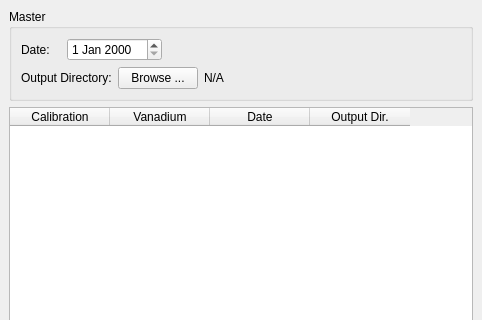
First picture: the form in designer/ui_make_calibration.ui, repository neutrons/addie, before the edit; both pictures show x 0 to 482 and y 0 to 320 of the 482 by 547 pixel window.
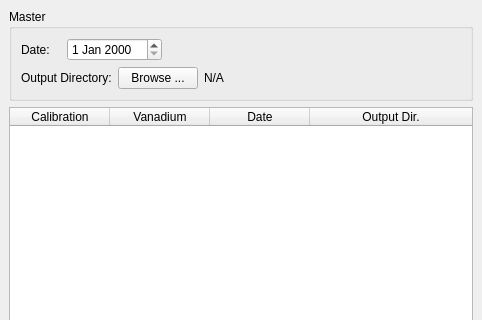
Second picture: the form after the edit.

Commit message: Working on connecting button of run_calibration ui

The edit to the form file:
```diff
--- a/designer/ui_make_calibration.ui
+++ b/designer/ui_make_calibration.ui
@@ -111,6 +111,18 @@
       <property name="alternatingRowColors">
        <bool>true</bool>
       </property>
+      <property name="selectionMode">
+       <enum>QAbstractItemView::NoSelection</enum>
+      </property>
+      <property name="selectionBehavior">
+       <enum>QAbstractItemView::SelectRows</enum>
+      </property>
+      <attribute name="horizontalHeaderStretchLastSection">
+       <bool>true</bool>
+      </attribute>
+      <attribute name="verticalHeaderStretchLastSection">
+       <bool>false</bool>
+      </attribute>
       <column>
        <property name="text">
         <string>Calibration</string>
```
Left out of the diff: 85 changed lines with no effect on the pictures. The commit also changes 2 other files.
